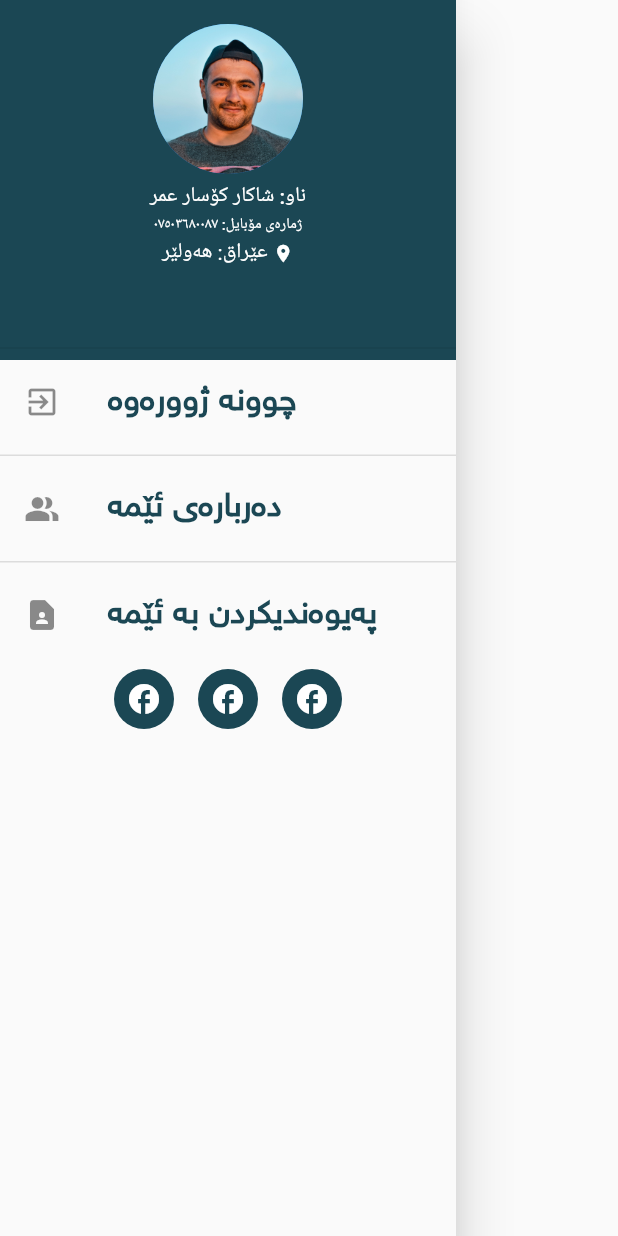
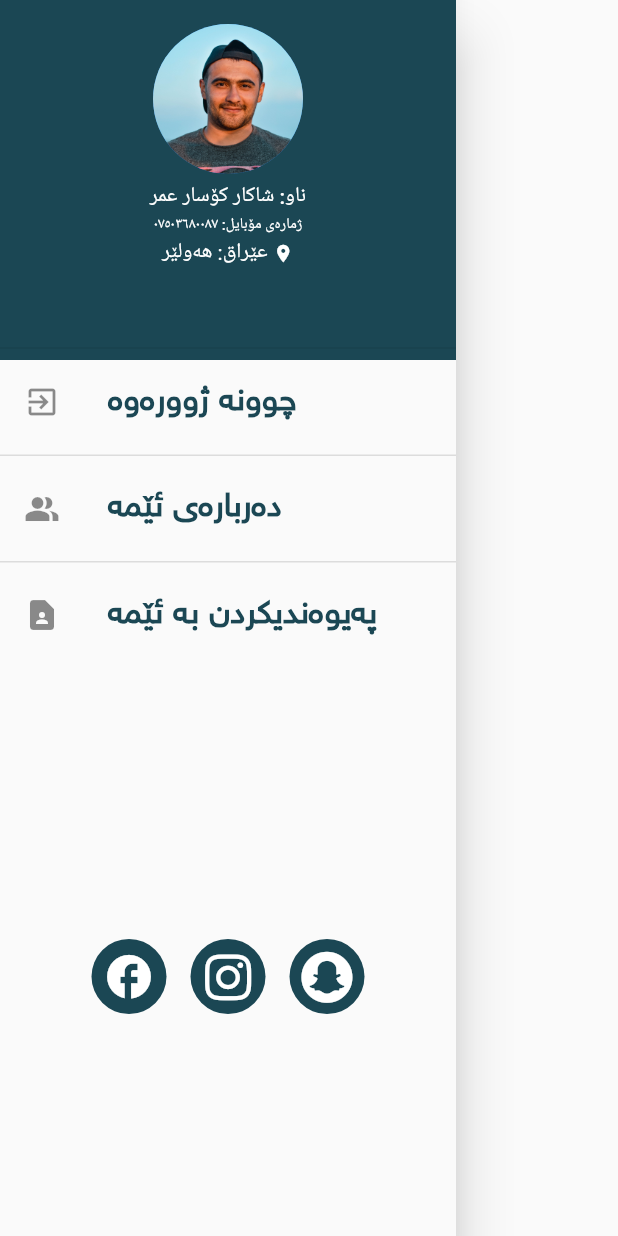
Before and after one commit to sShakar/mobile-dev_project, a Flutter app: the CustomDrawer widget shown alone on an empty page, opened directly, on a phone screen of 412 x 824 dp. Run offline on Flutter 3.47's test engine with Material 2 defaults, Android fonts, the phone set to English and light mode, and no system bars; our stand-ins replace carousel_slider, font_awesome_flutter.

Commit message:
adding drawer

```diff
--- a/lib/widgets/custom_drawer.dart
+++ b/lib/widgets/custom_drawer.dart
@@ -1,6 +1,7 @@
 import 'package:flutter/material.dart';
 import './worker_item.dart';
 import 'list_of_workers.dart';
+import 'package:font_awesome_flutter/font_awesome_flutter.dart';
 
 class CustomDrawer extends StatefulWidget {
   const CustomDrawer({Key? key}) : super(key: key);
@@ -122,7 +123,11 @@ class _CustomDrawerState extends State<CustomDrawer> {
               Navigator.pop(context);
             },
           ),
-          Row(
+          Padding(
+            padding: const EdgeInsets.only(
+              top: 180.0,
+            ),
+            child: Row(
               crossAxisAlignment: CrossAxisAlignment.end,
               mainAxisAlignment: MainAxisAlignment.center,
               children: <Widget>[
@@ -130,10 +135,11 @@ class _CustomDrawerState extends State<CustomDrawer> {
                   padding: const EdgeInsets.all(8.0),
                   child: CircleAvatar(
                     backgroundColor: Color(0xff1b4754),
-                  radius: 20.0,
+                    radius: 25.0,
                     child: Icon(
                       Icons.facebook,
                       color: Colors.white,
+                      size: 35.0,
                     ),
                   ),
                 ),
@@ -141,10 +147,11 @@ class _CustomDrawerState extends State<CustomDrawer> {
                   padding: const EdgeInsets.all(8.0),
                   child: CircleAvatar(
                     backgroundColor: Color(0xff1b4754),
-                  radius: 20.0,
-                  child: Icon(
-                    Icons.facebook,
+                    radius: 25.0,
+                    child: FaIcon(
+                      FontAwesomeIcons.instagram,
                       color: Colors.white,
+                      size: 35.0,
                     ),
                   ),
                 ),
@@ -152,14 +159,16 @@ class _CustomDrawerState extends State<CustomDrawer> {
                   padding: const EdgeInsets.all(8.0),
                   child: CircleAvatar(
                     backgroundColor: Color(0xff1b4754),
-                  radius: 20.0,
-                  child: Icon(
-                    Icons.facebook,
+                    radius: 25.0,
+                    child: FaIcon(
+                      FontAwesomeIcons.snapchat,
                       color: Colors.white,
+                      size: 35.0,
                     ),
                   ),
                 ),
               ],
+            ),
           ),
         ],
       ),
--- a/pubspec.yaml
+++ b/pubspec.yaml
@@ -34,6 +34,7 @@ dependencies:
   # Use with the CupertinoIcons class for iOS style icons.
   cupertino_icons: ^1.0.2
   carousel_slider: ^4.0.0
+  font_awesome_flutter: ^9.2.0
 
 dev_dependencies:
   flutter_test:
```
Also changed, not shown: pubspec.lock. Lines whose indentation alone changed are shown as unchanged.
